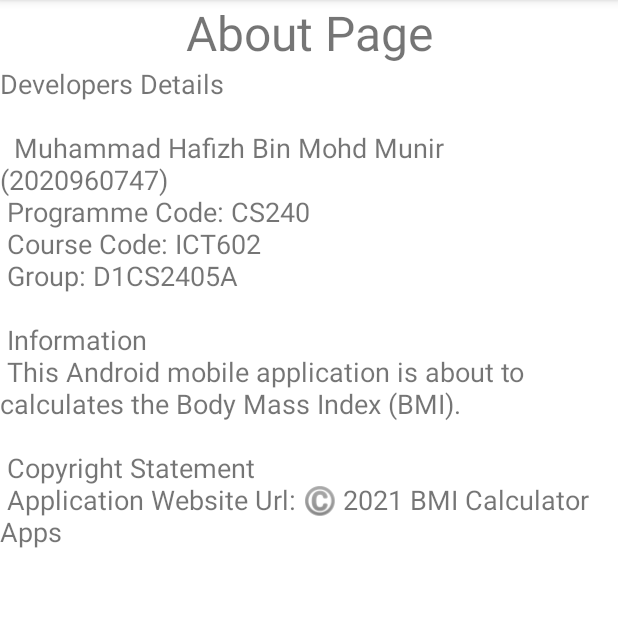
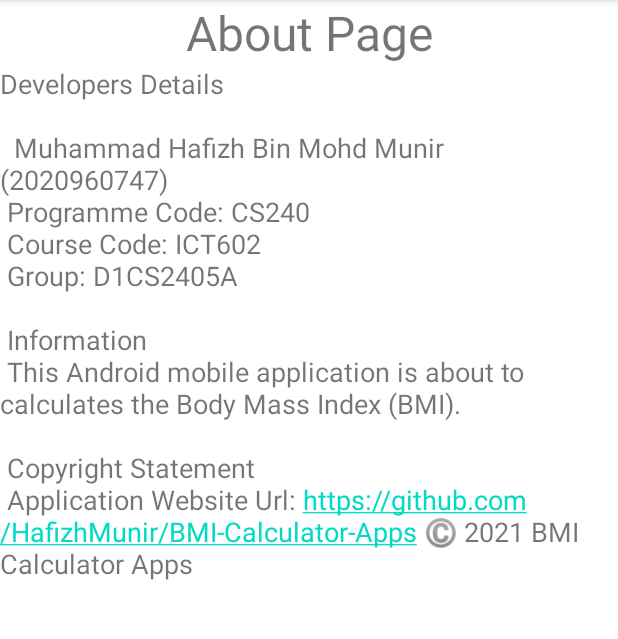
Before and after one commit to HafizhMunir/BMI-Calculator-Apps, an Android app: the AboutUs screen opened directly, with no data from a screen before it, on a phone screen of 412 x 824 dp, the part 84-723 px from its top. Run offline under Robolectric (Android 15) with nearby library versions, the phone set to English and light mode, and no system bars.

Commit message:
Update activity_about_page.xml

```diff
--- a/app/src/main/res/layout/activity_about_page.xml
+++ b/app/src/main/res/layout/activity_about_page.xml
@@ -32,7 +32,7 @@ Group: D1CS2405A\n\n
 Information\n
 This Android mobile application is about to calculates the Body Mass Index (BMI).\n\n
 Copyright Statement\n
-Application Website Url: ©️ 2021 BMI Calculator Apps"
+Application Website Url: https://github.com/HafizhMunir/BMI-Calculator-Apps ©️ 2021 BMI Calculator Apps"
             android:textSize="18sp" />
 
     </LinearLayout>
```
